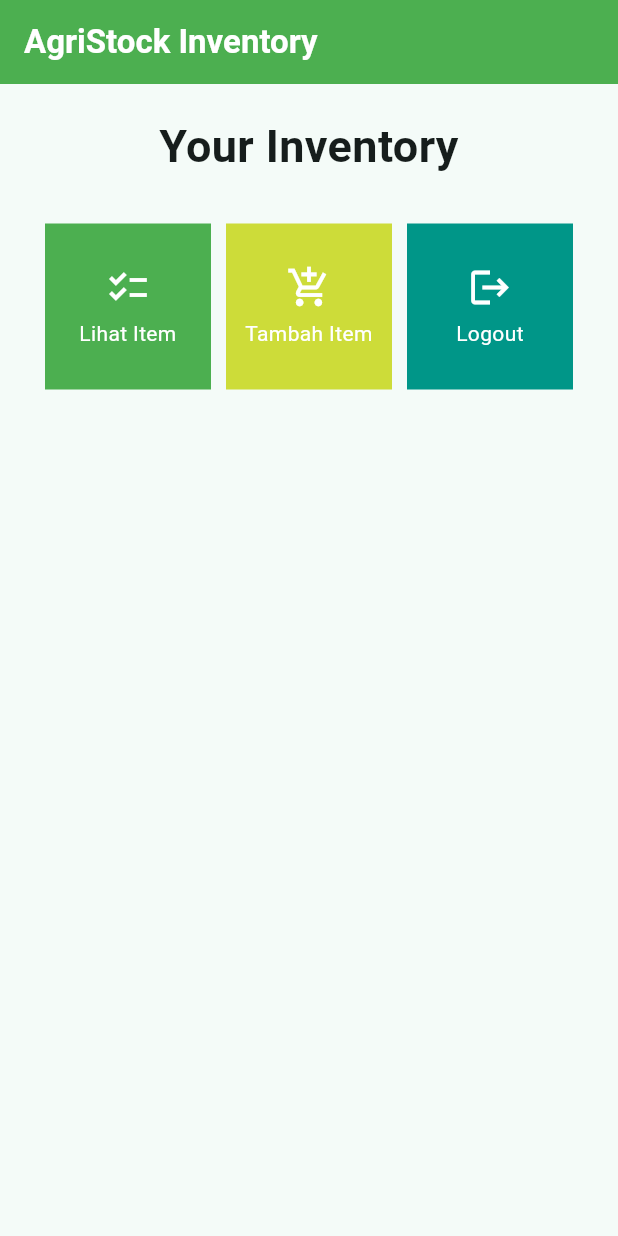
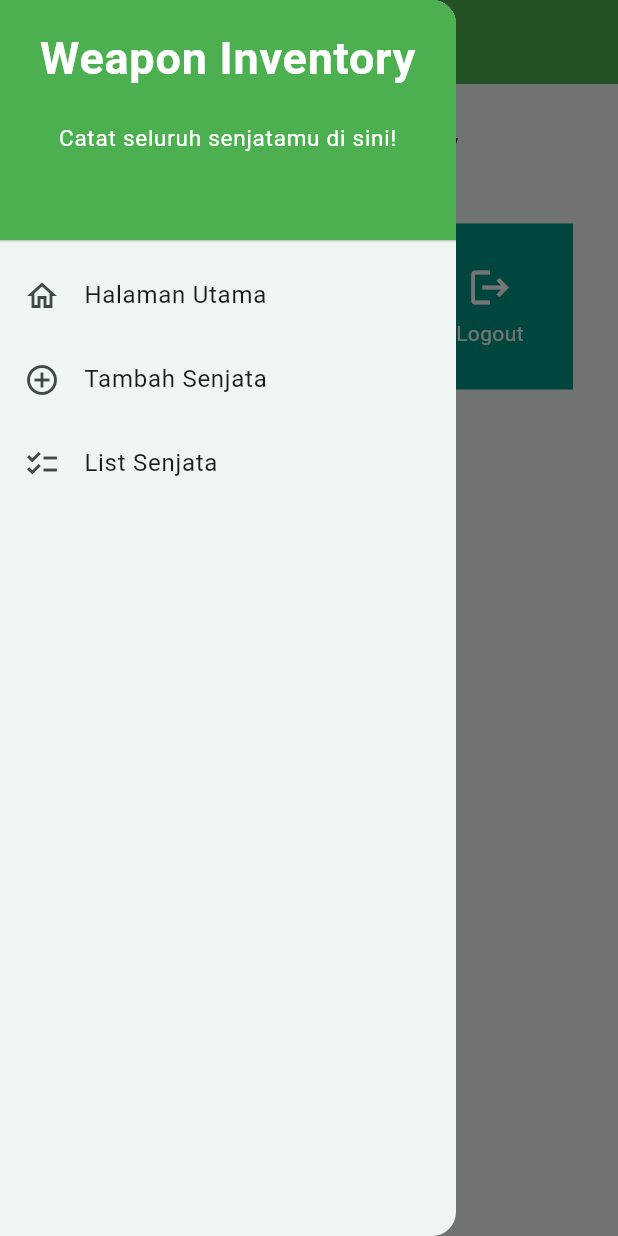
Before and after one commit to NI04Code/agristock, a Flutter app: the screen it shows after launch, with the side drawer open (before the commit the screen has no drawer), on a phone screen of 412 x 824 dp. Run offline on Flutter 3.47's test engine with Material 2 defaults, Android fonts, the phone set to English and light mode, and no system bars.

Commit message:
tugas 8 done

```diff
--- a/lib/main.dart
+++ b/lib/main.dart
@@ -1,5 +1,5 @@
 import 'package:flutter/material.dart';
-import 'package:agristock/menu.dart';
+import 'package:weaponry/screens/menu.dart';
 
 void main() {
   runApp(const MyApp());
@@ -12,7 +12,7 @@ class MyApp extends StatelessWidget {
   @override
   Widget build(BuildContext context) {
     return MaterialApp(
-      title: 'Agristock Inventory',
+      title: 'Weaponry Inventory',
       theme: ThemeData(
         // This is the theme of your application.
         //
--- /dev/null
+++ b/lib/models/weapon.dart
@@ -0,0 +1,12 @@
+class Weapon {
+  final String name;
+  final int amount;
+  final int atk;
+  final int critRate;
+  final int critDmg;
+  final String description;
+
+  static List<Weapon> weaponList = [];
+
+  Weapon(this.name, this.amount, this.atk, this.critRate, this.critDmg, this.description);
+}
--- a/lib/menu.dart
+++ b/lib/screens/menu.dart
@@ -1,11 +1,13 @@
 import 'package:flutter/material.dart';
+import 'package:weaponry/widgets/left_drawer.dart';
+import 'package:weaponry/widgets/menu_card.dart';
 
 class MyHomePage extends StatelessWidget {
   MyHomePage({Key? key}) : super(key: key);
 
   final List<MenuItem> items = [
-    MenuItem("Lihat Item", Icons.checklist, Colors.green),
-    MenuItem("Tambah Item", Icons.add_shopping_cart, Colors.lime),
+    MenuItem("Lihat Senjata", Icons.checklist, const Color.fromRGBO(76, 175, 80, 1)),
+    MenuItem("Tambah Senjata", Icons.add_circle_outline, Colors.lime),
     MenuItem("Logout", Icons.logout, Colors.teal),
   ];
 
@@ -22,13 +24,16 @@ class MyHomePage extends StatelessWidget {
       return Scaffold(
     appBar: AppBar(
       title: const Text(
-        'AgriStock Inventory',
+        'Weapon Inventory',
         style: TextStyle(
           color: Colors.white,
           fontWeight: FontWeight.bold,
-        ),),
+        ),
+      ),
+      foregroundColor: Colors.white,
       backgroundColor: Colors.green,
     ),
+    drawer: const LeftDrawer(),
     body: SingleChildScrollView(
       // Widget wrapper yang dapat discroll
       child: Padding(
@@ -70,56 +75,3 @@ class MyHomePage extends StatelessWidget {
   }
 
 }
-
-class MenuCard extends StatelessWidget {
-  final MenuItem item;
-
-  const MenuCard(this.item, {super.key}); // Constructor
-
-  @override
-  Widget build(BuildContext context) {
-    return Material(
-      color: item.color,
-      child: InkWell(
-        // Area responsive terhadap sentuhan
-        onTap: () {
-          // Memunculkan SnackBar ketika diklik
-          ScaffoldMessenger.of(context)
-            ..hideCurrentSnackBar()
-            ..showSnackBar(SnackBar(
-                content: Text("Kamu telah menekan tombol ${item.name}!")));
-        },
-        child: Container(
-          // Container untuk menyimpan Icon dan Text
-          padding: const EdgeInsets.all(8),
-          child: Center(
-            child: Column(
-              mainAxisAlignment: MainAxisAlignment.center,
-              children: [
-                Icon(
-                  item.icon,
-                  color: Colors.white,
-                  size: 30.0,
-                ),
-                const Padding(padding: EdgeInsets.all(3)),
-                Text(
-                  item.name,
-                  textAlign: TextAlign.center,
-                  style: const TextStyle(color: Colors.white),
-                ),
-              ],
-            ),
-          ),
-        ),
-      ),
-    );
-  }
-}
-
-class MenuItem {
-  final String name;
-  final IconData icon;
-  final Color color;
-
-  MenuItem(this.name, this.icon, this.color);
-}
--- /dev/null
+++ b/lib/widgets/left_drawer.dart
@@ -0,0 +1,77 @@
+import 'package:flutter/material.dart';
+import 'package:weaponry/screens/menu.dart';
+import 'package:weaponry/screens/weapon_form.dart';
+import 'package:weaponry/screens/weapon_list.dart';
+
+
+class LeftDrawer extends StatelessWidget {
+  const LeftDrawer({super.key});
+
+  @override
+  Widget build(BuildContext context) {
+    return Drawer(
+      child: ListView(
+        children: [
+          const DrawerHeader(
+            decoration: BoxDecoration(
+            color: Colors.green,
+          ),
+          child: Column(
+            children: [
+              Text(
+                'Weapon Inventory',
+                textAlign: TextAlign.center,
+                style: TextStyle(
+                  fontSize: 30,
+                  fontWeight: FontWeight.bold,
+                  color: Colors.white,
+                ),
+              ),
+              Padding(padding: EdgeInsets.all(10)),
+              Text("Catat seluruh senjatamu di sini!",
+                  textAlign: TextAlign.center,
+                  style: TextStyle(
+                    fontSize: 15,
+                    fontWeight: FontWeight.normal,
+                    color: Colors.white,
+                  )
+                  ),
+            ],
+          ),
+          ),
+
+          ListTile(
+              leading: const Icon(Icons.home_outlined),
+              title: const Text('Halaman Utama'),
+              // Bagian redirection ke MyHomePage
+              onTap: () {
+                Navigator.pushReplacement(
+                    context,
+                    MaterialPageRoute(
+                      builder: (context) => MyHomePage(),
+                    ));
+              },
+            ),
+            ListTile(
+              leading: const Icon(Icons.add_circle_outline),
+              title: const Text('Tambah Senjata'),
+              // Bagian redirection ke ShopFormPage
+              onTap: () {
+                Navigator.push(context,
+                  MaterialPageRoute(builder: (context) => const WeaponFormPage()));
+              },
+            ),
+            ListTile(
+              leading: const Icon(Icons.checklist),
+              title: const Text('List Senjata'),
+              // Bagian redirection ke ShopFormPage
+              onTap: () {
+                Navigator.push(context,
+                  MaterialPageRoute(builder: (context) => const WeaponListPage()));
+              },
+            ),
+        ],
+      ),
+    );
+  }
+}
--- /dev/null
+++ b/lib/widgets/menu_card.dart
@@ -0,0 +1,65 @@
+import 'package:flutter/material.dart';
+import 'package:weaponry/screens/weapon_form.dart';
+import 'package:weaponry/screens/weapon_list.dart';
+
+class MenuCard extends StatelessWidget {
+  final MenuItem item;
+
+  const MenuCard(this.item, {super.key}); // Constructor
+
+  @override
+  Widget build(BuildContext context) {
+    return Material(
+      color: item.color,
+      child: InkWell(
+        // Area responsive terhadap sentuhan
+        onTap: () {
+          // Memunculkan SnackBar ketika diklik
+          ScaffoldMessenger.of(context)
+            ..hideCurrentSnackBar()
+            ..showSnackBar(SnackBar(
+                content: Text("Kamu telah menekan tombol ${item.name}!")));
+          if (item.name == "Tambah Senjata") {
+            Navigator.push(context,
+              MaterialPageRoute(builder: (context) => const WeaponFormPage()));
+          }
+          if (item.name == "Lihat Senjata") {
+            Navigator.push(context,
+              MaterialPageRoute(builder: (context) => const WeaponListPage()));
+          }
+
+        },
+        child: Container(
+          // Container untuk menyimpan Icon dan Text
+          padding: const EdgeInsets.all(8),
+          child: Center(
+            child: Column(
+              mainAxisAlignment: MainAxisAlignment.center,
+              children: [
+                Icon(
+                  item.icon,
+                  color: Colors.white,
+                  size: 30.0,
+                ),
+                const Padding(padding: EdgeInsets.all(3)),
+                Text(
+                  item.name,
+                  textAlign: TextAlign.center,
+                  style: const TextStyle(color: Colors.white),
+                ),
+              ],
+            ),
+          ),
+        ),
+      ),
+    );
+  }
+}
+
+class MenuItem {
+  final String name;
+  final IconData icon;
+  final Color color;
+
+  MenuItem(this.name, this.icon, this.color);
+}
--- a/pubspec.yaml
+++ b/pubspec.yaml
@@ -1,4 +1,4 @@
-name: agristock
+name: weaponry
 description: A new Flutter project.
 # The following line prevents the package from being accidentally published to
 # pub.dev using `flutter pub publish`. This is preferred for private packages.
@@ -35,6 +35,8 @@ dependencies:
   # The following adds the Cupertino Icons font to your application.
   # Use with the CupertinoIcons class for iOS style icons.
   cupertino_icons: ^1.0.2
+  rename: ^3.0.1
+  shared_preferences: ^2.2.2
 
 dev_dependencies:
   flutter_test:
```
Also changed, not shown: lib/screens/weapon_form.dart (added, +258 -0 lines), lib/screens/weapon_list.dart (added, +62 -0 lines), pubspec.lock, 5 other files.
